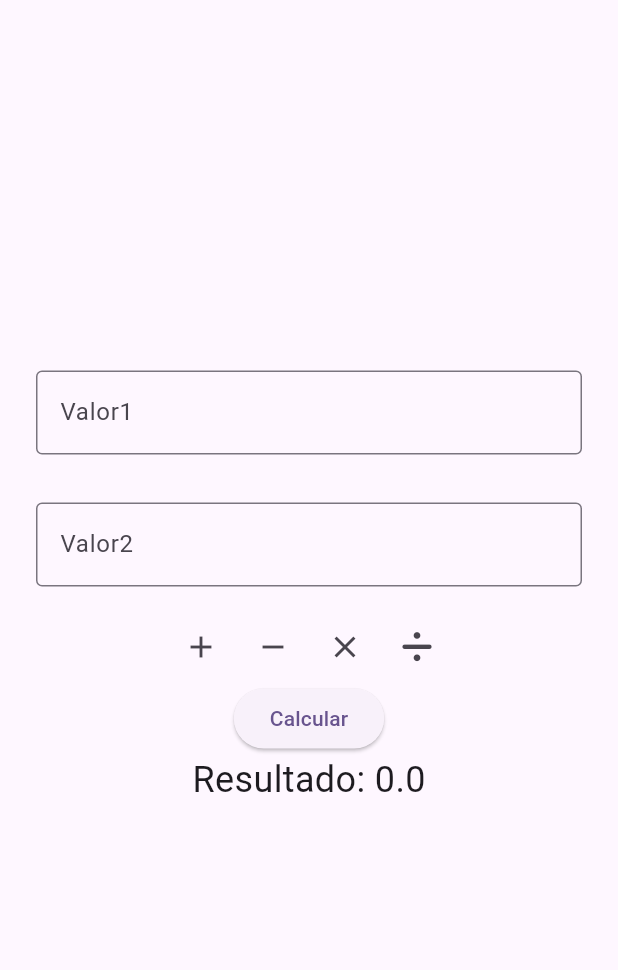
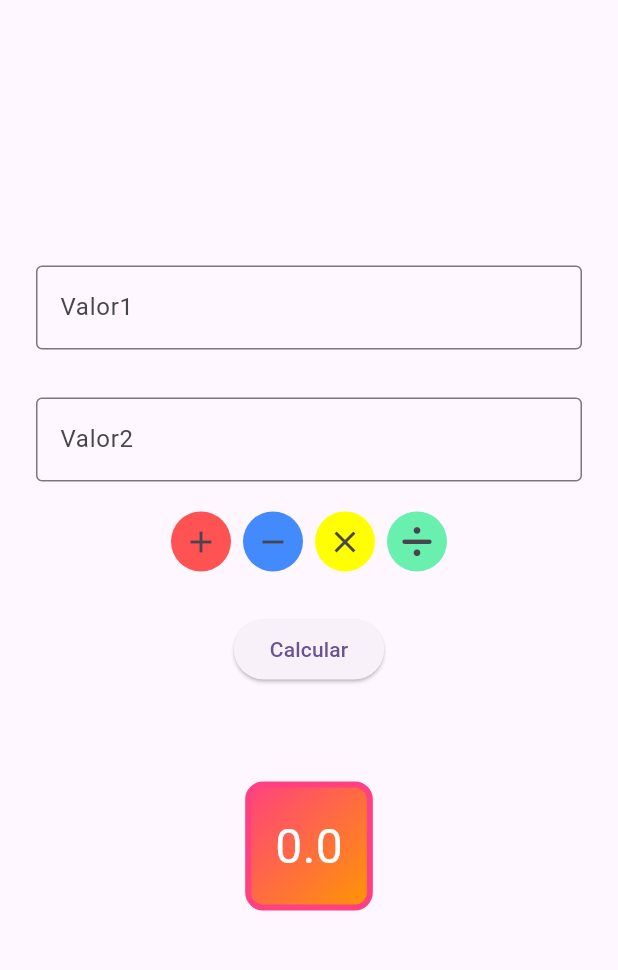
Before and after one commit to BernardoSoder/Calculadora-Flutter, a Flutter app: the screen it shows after launch, on a phone screen of 412 x 824 dp, the part 84-1054 px from its top. Run offline on Flutter 3.47's test engine with Material 3 defaults, Android fonts, the phone set to English and light mode, and no system bars; our stand-ins replace font_awesome_flutter.

Commit message:
Style & Widgets

```diff
--- a/lib/pages/my_home_page.dart
+++ b/lib/pages/my_home_page.dart
@@ -1,7 +1,7 @@
 import 'package:flutter/material.dart';
+import 'package:flutter_application_1/widgets/containerResult_widget.dart';
 import 'package:flutter_application_1/widgets/input_widget.dart';
-import 'package:flutter_application_1/widgets/operator_widget.dart';
-import 'package:font_awesome_flutter/font_awesome_flutter.dart';
+import 'package:flutter_application_1/widgets/rowOperators_widget.dart';
 
 class MyHomePage extends StatefulWidget {
   const MyHomePage({super.key, required this.title});
@@ -16,7 +16,6 @@ class _MyHomePageState extends State<MyHomePage> {
   var valor1InputController = TextEditingController();
   var valor2InputController = TextEditingController();
   String operacao = "+";
-
   double resultado = 0;
 
   @override
@@ -36,27 +35,22 @@ class _MyHomePageState extends State<MyHomePage> {
             InputWidget(
               title: "Valor2",
               controller: valor2InputController),
-            Row(
-              mainAxisAlignment: MainAxisAlignment.center,
-              children: [
-                OperatorWidget(operador: "+", iconeOperador: Icon(Icons.add), atualizarOperador: atualizarOperador),
-                OperatorWidget(operador: "-", iconeOperador: Icon(Icons.remove), atualizarOperador: atualizarOperador),
-                OperatorWidget(operador: "*", iconeOperador: Icon(Icons.close), atualizarOperador: atualizarOperador),
-                OperatorWidget(operador: "/", iconeOperador: Icon(FontAwesomeIcons.divide), atualizarOperador: atualizarOperador),
-              ],
-            ),
+            RowOperatorsWidget(atualizarOperador: atualizarOperador),
+            SizedBox(height: 24),
             ElevatedButton(
               onPressed: calcular,
               child: Text('Calcular'),
             ),
-            Text(
-              'Resultado: $resultado',
-              style: TextStyle(fontSize: 24),
-            ),
+            SizedBox(height: 64),
+            ContainerResultWidget(resultado: resultado),
           ],
         ),
       ),
     );
+  }
+
+  void Color(){
+
   }
 
   void calcular() {
--- /dev/null
+++ b/lib/widgets/containerResult_widget.dart
@@ -0,0 +1,27 @@
+import 'package:flutter/material.dart';
+import 'package:flutter_application_1/widgets/result_widget.dart';
+
+class ContainerResultWidget extends StatelessWidget {
+  final double resultado;
+  const ContainerResultWidget({super.key, required this.resultado});
+
+  @override
+  Widget build(BuildContext context) {
+    return Container(
+            padding: EdgeInsets.all(16),
+            decoration: BoxDecoration(
+              gradient: LinearGradient(
+                colors: [Colors.pinkAccent, Colors.orange],
+                begin: Alignment.topLeft,
+                end: Alignment.bottomRight,
+              ),
+              border: Border.all(width: 4, color: Colors.pinkAccent),
+              borderRadius: BorderRadius.circular(12),
+            ),
+            child: ResultWidget(
+              result: resultado.toString(),
+              style: TextStyle(color: Colors.white, fontSize: 32),
+            ),
+          );
+  }
+}
--- a/lib/widgets/operator_widget.dart
+++ b/lib/widgets/operator_widget.dart
@@ -3,13 +3,15 @@ import 'package:flutter/material.dart';
 class OperatorWidget extends StatelessWidget {
   final String operador;
   final Icon iconeOperador;
+  final ButtonStyle style;
   final Function(String) atualizarOperador;
-  const OperatorWidget({super.key, required this.operador, required this.iconeOperador, required this.atualizarOperador});
+  const OperatorWidget({super.key, required this.operador, required this.iconeOperador, required this.atualizarOperador, required this.style});
 
   @override
   Widget build(BuildContext context) {
     return IconButton(
                   icon: iconeOperador,
+                  style: style,
                   onPressed: () {
                     atualizarOperador(operador);
                   },
--- /dev/null
+++ b/lib/widgets/result_widget.dart
@@ -0,0 +1,15 @@
+import 'package:flutter/material.dart';
+
+class ResultWidget extends StatelessWidget {
+  final String result;
+  final TextStyle style;
+  const ResultWidget({super.key, required this.result, required this.style});
+
+  @override
+  Widget build(BuildContext context) {
+    return Text(
+              result,
+              style: style,
+            );
+  }
+}
--- /dev/null
+++ b/lib/widgets/rowOperators_widget.dart
@@ -0,0 +1,45 @@
+import 'package:flutter/material.dart';
+import 'package:flutter_application_1/widgets/operator_widget.dart';
+import 'package:font_awesome_flutter/font_awesome_flutter.dart';
+
+class RowOperatorsWidget extends StatelessWidget {
+  final Function(String) atualizarOperador;
+  const RowOperatorsWidget({super.key, required this.atualizarOperador});
+
+  @override
+  Widget build(BuildContext context) {
+    return Row(
+              mainAxisAlignment: MainAxisAlignment.center,
+              children: [
+                OperatorWidget(
+                  operador: "+",
+                  style: ButtonStyle(backgroundColor: WidgetStateColor.resolveWith((state) {
+                    return Colors.redAccent;
+                    })),
+                  iconeOperador: Icon(Icons.add),
+                  atualizarOperador: atualizarOperador),
+                OperatorWidget(
+                  operador: "-",
+                  style: ButtonStyle(backgroundColor: WidgetStateColor.resolveWith((state) {
+                    return Colors.blueAccent;
+                    })),
+                  iconeOperador: Icon(Icons.remove),
+                  atualizarOperador: atualizarOperador),
+                OperatorWidget(
+                  operador: "*",
+                  style: ButtonStyle(backgroundColor: WidgetStateColor.resolveWith((state) {
+                    return Colors.yellowAccent;
+                    })),
+                  iconeOperador: Icon(Icons.close),
+                  atualizarOperador: atualizarOperador),
+                OperatorWidget(
+                  operador: "/",
+                  style: ButtonStyle(backgroundColor: WidgetStateColor.resolveWith((state) {
+                    return Colors.greenAccent;
+                    })),
+                  iconeOperador: Icon(FontAwesomeIcons.divide),
+                  atualizarOperador: atualizarOperador),
+              ],
+            );
+  }
+}
```
